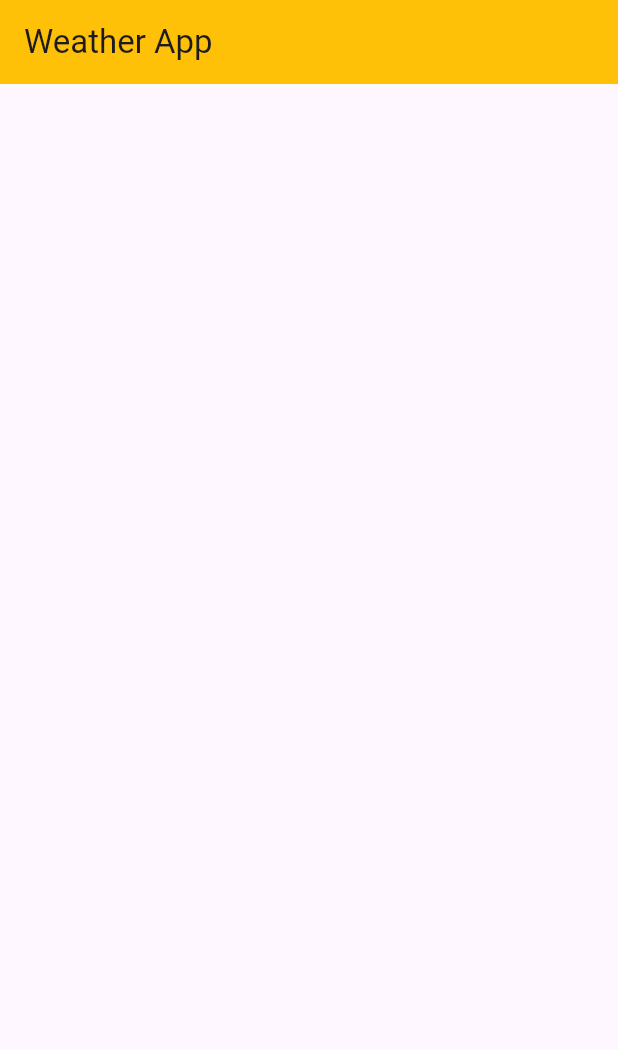
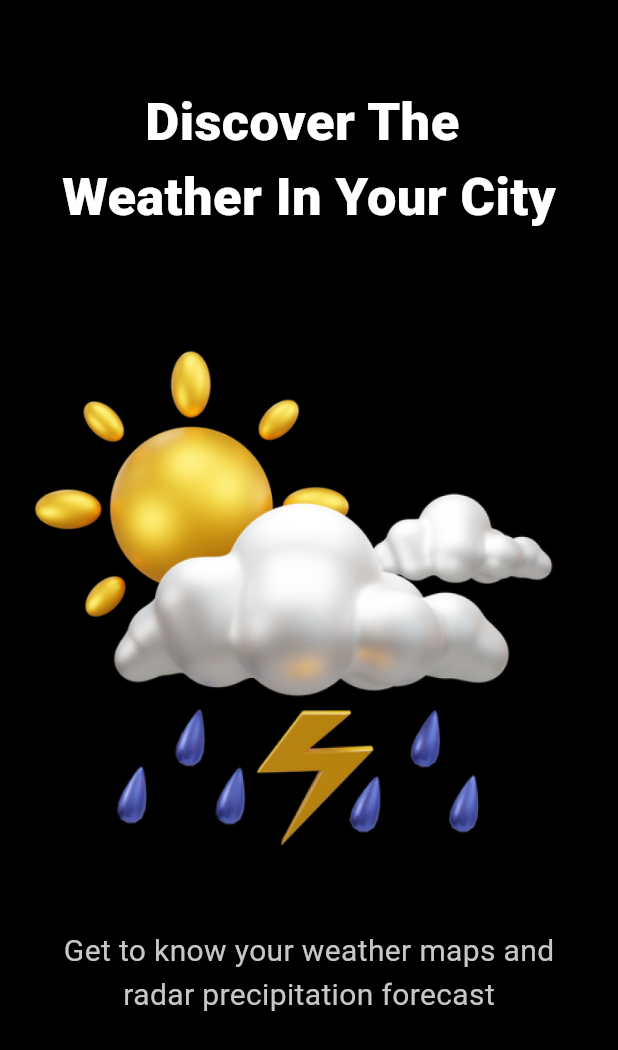
Before and after one commit to rohinthomas/WeatherApp, a Flutter app: the screen it shows after launch, on a phone screen of 412 x 824 dp. Shown: the top 1050 px of the screen. Run offline on Flutter 3.47's test engine with Material 3 defaults, Android fonts, the phone set to English and light mode, and no system bars; project files that could hold a hidden picture were left out.

Commit message:
login page design

```diff
--- /dev/null
+++ b/weather_app/lib/features/login/presentation/pages/login_page.dart
@@ -0,0 +1,48 @@
+import 'package:flutter/material.dart';
+
+class LoginPage extends StatelessWidget {
+  const LoginPage({super.key});
+
+  @override
+  Widget build(BuildContext context) {
+    return Scaffold(
+      backgroundColor: Colors.black,
+      appBar: AppBar(
+          backgroundColor: Colors.black,
+      ),
+      body: Column(children: [
+        const Text("Discover The ",
+                    style: TextStyle(
+                      fontSize: 35,
+                      color: Colors.white,
+                      fontWeight: FontWeight.w800
+                    ),),
+        const Text("Weather In Your City",
+                    style: TextStyle(
+                      fontSize: 35,
+                      color: Colors.white,
+                      fontWeight: FontWeight.w800
+                    ),),
+        Center(
+        child: Padding(
+          padding: const EdgeInsets.only(top: 40,bottom: 25),
+          child: Image.asset("images/logo.png",),
+        ),
+      ),
+      const Text("Get to know your weather maps and",
+        style: TextStyle(
+          fontSize: 20,
+          color: Color.fromARGB(255, 199, 199, 199),
+        ),
+      ),
+      const Text("radar precipitation forecast",
+        style: TextStyle(
+          fontSize: 20,
+          color:Color.fromARGB(255, 199, 199, 199),
+        ),
+      )
+      ],)
+
+    );
+  }
+}
--- a/weather_app/lib/main.dart
+++ b/weather_app/lib/main.dart
@@ -1,4 +1,5 @@
 import 'package:flutter/material.dart';
+import 'package:weather_app/features/login/presentation/pages/login_page.dart';
 
 void main() {
   runApp(const MyApp());
@@ -12,23 +13,36 @@
   Widget build(BuildContext context) {
     return MaterialApp(
       theme: ThemeData(
-        colorScheme: ColorScheme.fromSeed(seedColor: Colors.deepPurple),
+        colorScheme: ColorScheme.fromSeed(seedColor: Colors.black)
       ),
-      home: const LoginPage(),
+      initialRoute: '/',
+      routes: {
+        '/': (context) => const LoginPage(), // Route to login page
+        // Add more routes if needed
+      },
     );
   }
 }
 
-class LoginPage extends StatelessWidget {
-  const LoginPage({super.key});
 
-  @override
-  Widget build(BuildContext context) {
-    return Scaffold(
-      appBar: AppBar(
-        title: const Text("Weather App"),
-        backgroundColor: Colors.amber,
-      ),
-    );
-  }
-}
+
+// class LoginPage extends StatelessWidget {
+//   const LoginPage({super.key});
+
+//   @override
+//   Widget build(BuildContext context) {
+//     return Scaffold(
+//       appBar: AppBar(
+//         title: const Row(
+//           mainAxisAlignment: MainAxisAlignment.spaceBetween,
+//           children: [
+//         Icon(Icons.search_outlined,color: Colors.white,),
+//         Text("Weather App",style: TextStyle(color: Colors.white,fontSize: 25),),
+//         Icon(Icons.person_2_rounded,color: Colors.white,),
+//         ],),
+//         backgroundColor:Color.fromARGB(255, 0, 0, 0),
+
+//       ),
+//     );
+//   }
+// }
--- /dev/null
+++ b/weather_app/lib/weather_page.dart
@@ -0,0 +1,23 @@
+import 'package:flutter/material.dart';
+
+class WeatherPage extends StatelessWidget {
+  const WeatherPage({super.key});
+
+  @override
+  Widget build(BuildContext context) {
+    return Scaffold(
+      appBar: AppBar(
+
+        title: const Row(
+          mainAxisAlignment: MainAxisAlignment.spaceBetween,
+          children: [
+        Icon(Icons.search_outlined,color: Colors.white,),
+        Text("Weather App",style: TextStyle(color: Colors.white,fontSize: 25),),
+        Icon(Icons.person_2_rounded,color: Colors.white,),
+        ],),
+        backgroundColor:const Color.fromARGB(255, 0, 0, 0),
+
+      ),
+    );
+  }
+}
--- a/weather_app/pubspec.yaml
+++ b/weather_app/pubspec.yaml
@@ -59,9 +59,9 @@ flutter:
   uses-material-design: true
 
   # To add assets to your application, add an assets section, like this:
-  # assets:
-  #   - images/a_dot_burr.jpeg
-  #   - images/a_dot_ham.jpeg
+  assets:
+   - images/login_page_icon.png
+   - images/logo.png
 
   # An image asset can refer to one or more resolution-specific "variants", see
   # https://flutter.dev/assets-and-images/#resolution-aware
```
Also changed, not shown: weather_app/images/login_page_icon.png (added), weather_app/images/logo.png (added), weather_app/images/logo.svg (added).
